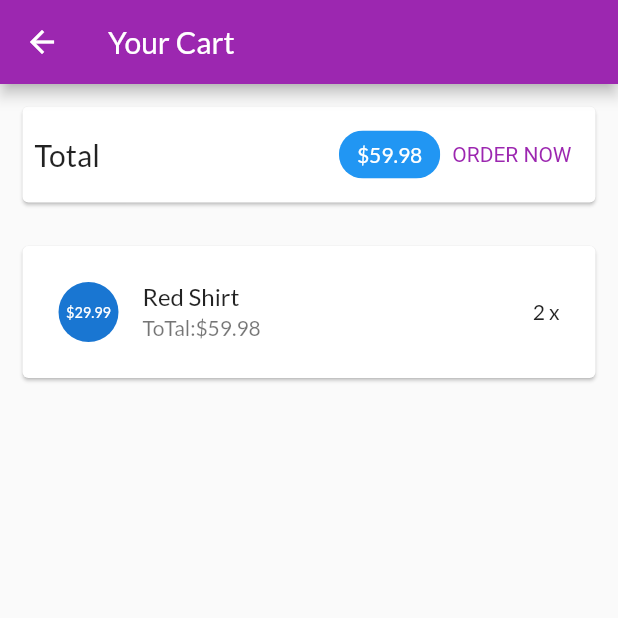
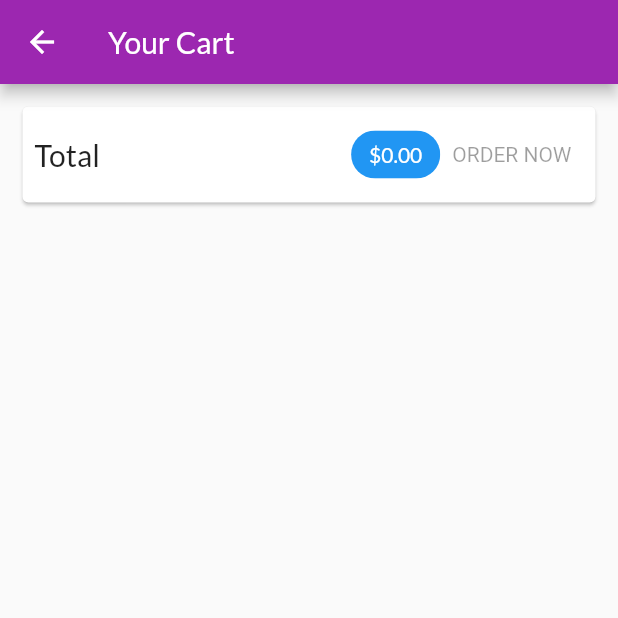
Before and after one commit to NguyenThiHueMinhB1910411/myShop, a Flutter app: the CartScreen screen opened by its route, after a tap on "ORDER NOW", on a phone screen of 412 x 824 dp, the top half of it. Run offline on Flutter 3.47's test engine with Material 2 defaults, Android fonts, the phone set to English and light mode, and no system bars; network calls fail.

Commit message:
Quan ly trang thai voi provider - OrdersManager

```diff
--- a/lib/main.dart
+++ b/lib/main.dart
@@ -1,4 +1,5 @@
 import 'package:flutter/material.dart';
+import 'package:myshop/ui/Screens.dart';
 import 'package:myshop/ui/cart/cart_manager.dart';
 import 'package:myshop/ui/orders/orders_screen.dart';
 import 'package:myshop/ui/products/product_detail_screen.dart';
@@ -27,8 +28,14 @@ class MyApp extends StatelessWidget {
         ChangeNotifierProvider(
           create: (ctx) => ProductsManager(),
         ),
+
+        //LAB4 buoc 2,3
         ChangeNotifierProvider(
           create: (ctx) =>CartManager(),
+        ),
+        // LAB4 buoc 4
+        ChangeNotifierProvider(
+          create: (ctx) => OrdersManager(),
         ),
       ],
       child: MaterialApp(
--- a/lib/ui/cart/cart_screen.dart
+++ b/lib/ui/cart/cart_screen.dart
@@ -1,4 +1,5 @@
 import 'package:flutter/material.dart';
+import 'package:myshop/ui/orders/order_manager.dart';
 import 'package:provider/provider.dart';
 
 import 'cart_manager.dart';
@@ -9,7 +10,7 @@ class CartScreen extends StatelessWidget {
   const CartScreen({super.key});
   @override
   Widget build(BuildContext context) {
-    final cart =context.watch<CartManager>();
+    final cart = context.watch<CartManager>();
     return Scaffold(
       appBar: AppBar(
         title: const Text('Your Cart'),
@@ -62,11 +63,18 @@ class CartScreen extends StatelessWidget {
               backgroundColor: Theme.of(context).primaryColor,
             ),
             TextButton(
-              onPressed: () {
-                print('An order has been added');
-              },
-              style: TextButton.styleFrom(
-                textStyle: TextStyle(color: Theme.of(context).primaryColor),
+              onPressed: cart.totalAmount <= 0
+                  ? null
+                  : () {
+                      context.read<OrdersManager>().addOrder(
+                            cart.products,
+                            cart.totalAmount,
+                          );
+                      cart.clear();
+                },
+                style: TextButton.styleFrom(
+                  textStyle:
+                  TextStyle(color: Theme.of(context).primaryColor),
               ),
               child: const Text('ORDER NOW'),
             ),
@@ -75,5 +83,4 @@ class CartScreen extends StatelessWidget {
       ),
     );
   }
-
 }
--- a/lib/ui/orders/order_manager.dart
+++ b/lib/ui/orders/order_manager.dart
@@ -1,10 +1,10 @@
 import 'package:flutter/cupertino.dart';
-
+import 'package:flutter/foundation.dart';
 import '../../models/cart_item.dart';
 import '../../models/order_item.dart';
 
 class OrdersManager with ChangeNotifier {
-  final List <OrderItem> _orders = [
+  final List<OrderItem> _orders = [
     OrderItem(
       id: '01',
       amount: 59.98,
@@ -19,6 +19,19 @@ class OrdersManager with ChangeNotifier {
       dateTime: DateTime.now(),
     )
   ];
+  void addOrder(List<CartItem> cartProducts, double total) async {
+    _orders.insert(
+      0,
+      OrderItem(
+        id: 'o${DateTime.now().toIso8601String()}',
+        amount: total,
+        products: cartProducts,
+        dateTime: DateTime.now(),
+      ),
+    );
+    notifyListeners();
+  }
+
   int get orderCount {
     return _orders.length;
   }
--- a/lib/ui/orders/orders_screen.dart
+++ b/lib/ui/orders/orders_screen.dart
@@ -1,5 +1,6 @@
 import 'package:flutter/material.dart';
 import 'package:myshop/ui/shared/app_drawer.dart';
+import 'package:provider/provider.dart';
 import 'order_manager.dart';
 import 'order_item_card.dart';
 
@@ -16,16 +17,23 @@ class OrdersScreen extends StatelessWidget {
   @override
   Widget build(BuildContext context) {
     print('building orders');
-    final ordersManager = OrdersManager();
+    // final ordersManager = OrdersManager();
     return Scaffold(
       appBar: AppBar(
         title: const Text('Your Orders'),
       ),
       //
       drawer:const AppDrawer(),
-      body: ListView.builder(
-        itemCount: ordersManager.orderCount,
-        itemBuilder: (ctx, i) => OrderItemCard(ordersManager.orders[i]),
+      body: Consumer<OrdersManager>(
+        builder: (ctx, ordersManager, child){
+          return ListView.builder(
+            itemCount: ordersManager.orderCount,
+            itemBuilder: (ctx,i) =>
+            OrderItemCard(ordersManager.orders[i]),
+          );
+        },
+        // itemCount: ordersManager.orderCount,
+        // itemBuilder: (ctx, i) => OrderItemCard(ordersManager.orders[i]),
       ),
     );
   }
```
